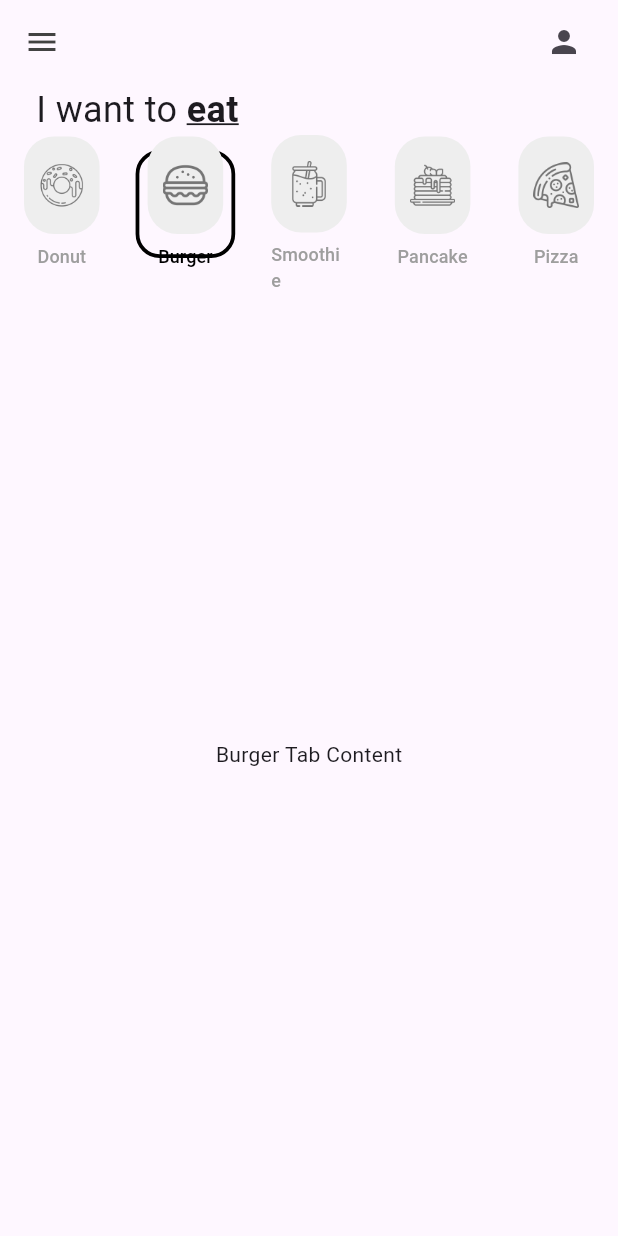
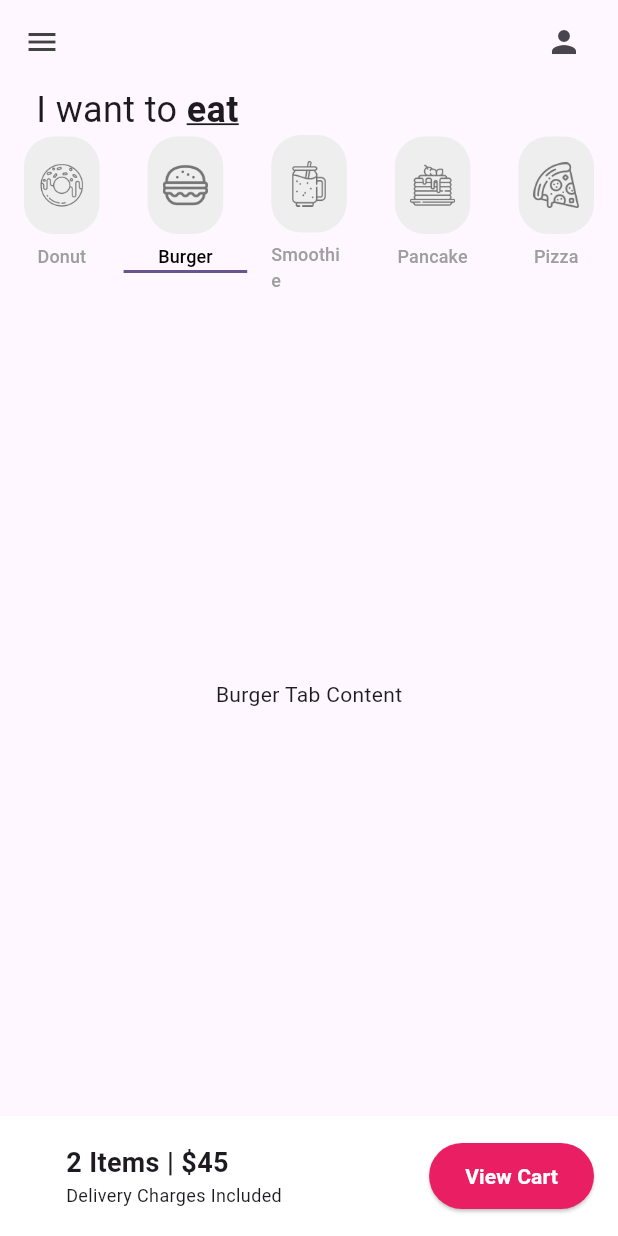
Before and after one commit to abrahamnoh/donut_app_8sc_25_3, a Flutter app: the screen it shows after launch, tab 2 chosen, on a phone screen of 412 x 824 dp. Run offline on Flutter 3.47's test engine with Material 3 defaults, Android fonts, the phone set to English and light mode, and no system bars.

Commit message:
Shopping cart container added

```diff
--- a/lib/screens/home_page.dart
+++ b/lib/screens/home_page.dart
@@ -72,12 +72,12 @@ class _HomePageState extends State<HomePage> {
             tabs: myTabs,
             labelColor: Colors.black,
             unselectedLabelColor: Colors.grey,
-            indicator: BoxDecoration(
-              border: Border.all(color: Colors.black, width: 2.5),
-              borderRadius: BorderRadius.circular(16),
-            ),
+           // indicator: BoxDecoration(
+             // border: Border.all(color: Colors.black, width: 2.5),
+             // borderRadius: BorderRadius.circular(16),
+            //),
             indicatorSize: TabBarIndicatorSize.tab,
-            indicatorPadding: EdgeInsets.symmetric(horizontal: 8, vertical: 10),
+           // indicatorPadding: EdgeInsets.symmetric(horizontal: 8, vertical: 10),
             dividerColor: Colors.transparent,
           ),
           //3. Contenido de pestañas(TabBarView)
@@ -92,7 +92,48 @@ class _HomePageState extends State<HomePage> {
                     ]),
           ),
 
+
           //4. Carrito (Car)
+          Container(
+            color: Colors.white,
+            padding: EdgeInsets.all(16),
+            child: Row(
+              mainAxisAlignment: MainAxisAlignment.spaceBetween,
+              children: [
+              Padding(padding: EdgeInsets.only(left: 28),
+              child: Column(
+                //se pega a la hizquierda
+                crossAxisAlignment: CrossAxisAlignment.start,
+                children: [
+                Text('2 Items | \$45', style: TextStyle(
+                  fontSize: 18,
+                  fontWeight: FontWeight.bold,
+                ),
+                ),
+                Text('Delivery Charges Included', style: TextStyle(fontSize: 12),
+                ),
+              ],
+              ),
+              ),
+              ElevatedButton(
+                style: ElevatedButton.styleFrom(
+                  backgroundColor: Colors.pink,
+                  padding: EdgeInsets.symmetric(horizontal: 24,
+                  vertical: 12),
+
+                ),
+                onPressed: (){},
+              child: const Text('View Cart',
+              style: TextStyle(
+                color: Colors.white,
+                fontWeight: FontWeight.bold,
+              ),)
+              ),
+            ],),
+          )
+
+
+
         ],
       ),
       ),
--- a/lib/tab/donut_tab.dart
+++ b/lib/tab/donut_tab.dart
@@ -23,11 +23,13 @@ class DonutTab extends StatelessWidget {
         //numero de columnas
         crossAxisCount: 2,
         //relacion de aspecto
-        childAspectRatio: 1 / 1.4,
+        childAspectRatio: 1 / 1.45,
 
       ),
       itemCount: donutOnSale.length,
       //Lo que se va a contruir en el grid
+
+
       itemBuilder:(contect, index){
         return DonutTile(
           donutFlavor: donutOnSale[index][0],
```
Also changed, not shown: lib/main.dart (line endings or trailing spaces).
